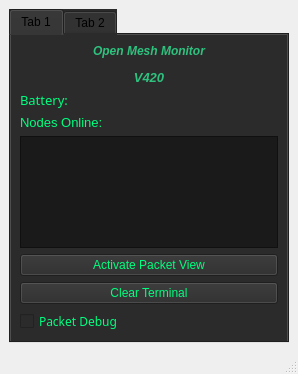
The window that gui/meshInterface/MainApp.ui (Dennis-Smith414/open-meshtastic-monitor) describes before a commit, drawn with Qt 5.
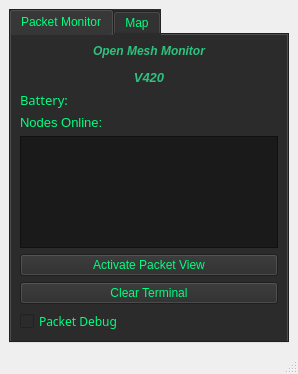
The same window after the commit. The open tabs and pages were chosen to show the change.

```diff
--- a/gui/meshInterface/MainApp.ui
+++ b/gui/meshInterface/MainApp.ui
@@ -29,15 +29,22 @@
    <layout class="QGridLayout" name="gridLayout">
     <item row="1" column="0" rowspan="2">
      <widget class="QTabWidget" name="tabWidget">
+      <property name="font">
+       <font>
+        <bold>false</bold>
+        <hintingpreference>PreferDefaultHinting</hintingpreference>
+       </font>
+      </property>
       <property name="styleSheet">
-       <string notr="true">background-color: rgb(43, 43, 43);</string>
+       <string notr="true">background-color: rgb(43, 43, 43);
+color:rgb(0, 255, 127)</string>
       </property>
       <property name="currentIndex">
        <number>1</number>
       </property>
       <widget class="QWidget" name="tab">
        <attribute name="title">
-        <string>Tab 1</string>
+        <string>Packet Monitor</string>
        </attribute>
        <layout class="QVBoxLayout" name="verticalLayout">
         <item>
@@ -169,7 +176,7 @@
       </widget>
       <widget class="QWidget" name="Map">
        <attribute name="title">
-        <string>Tab 2</string>
+        <string>Map</string>
        </attribute>
       </widget>
      </widget>
```
Left out of the diff: 4 changed lines with no effect on the pictures.
